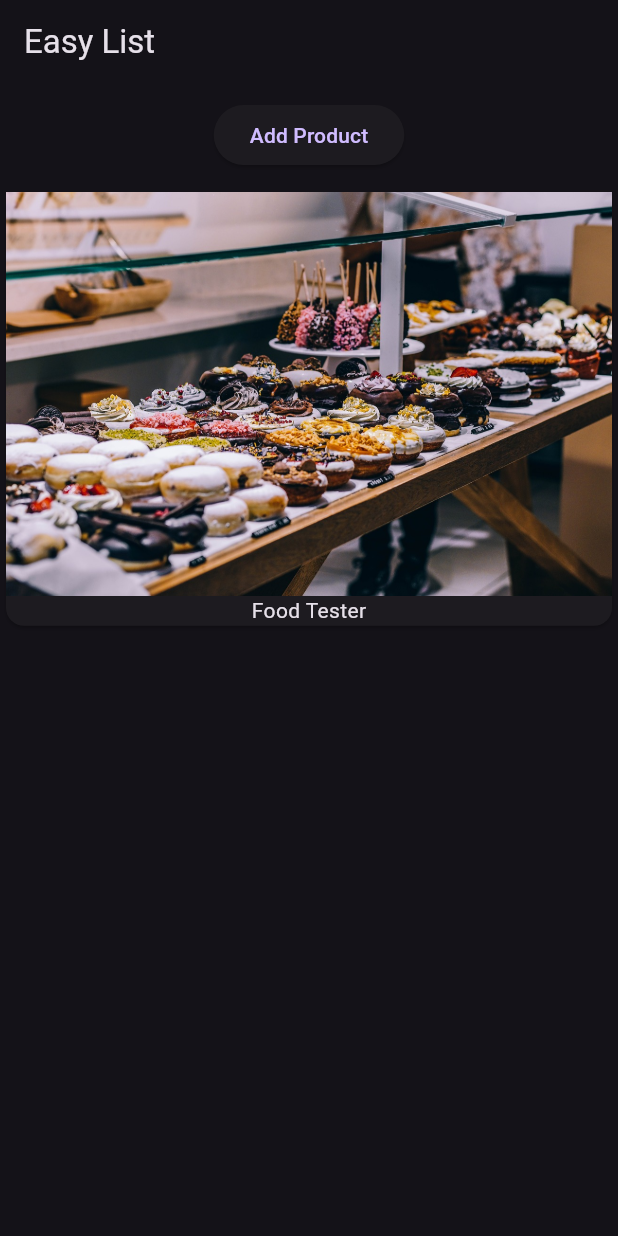
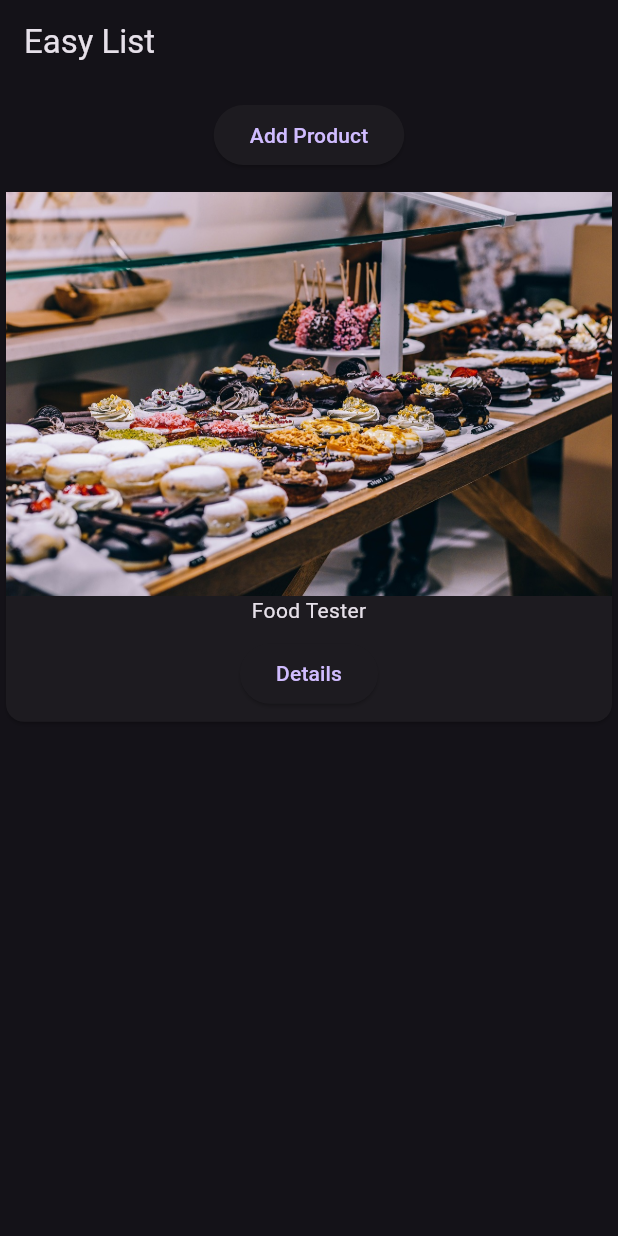
Before and after one commit to Ryanhustler420/first_app, a Flutter app: the screen it shows after launch, on a phone screen of 412 x 824 dp. Run offline on Flutter 3.47's test engine with Material 3 defaults, Android fonts, the phone set to English and light mode, and no system bars.

Commit message:
added product page

```diff
--- a/lib/products.dart
+++ b/lib/products.dart
@@ -12,6 +12,12 @@ class Products extends StatelessWidget {
         children: [
           Image.asset("assets/food.jpg"),
           Text(products[index]),
+          ButtonBar(
+            alignment: MainAxisAlignment.center,
+            children: <Widget>[
+              ElevatedButton(onPressed: () {}, child: const Text("Details"))
+            ],
+          )
         ],
       ),
     );
```
Also changed, not shown: lib/pages/product.dart (added, +17 -0 lines).
